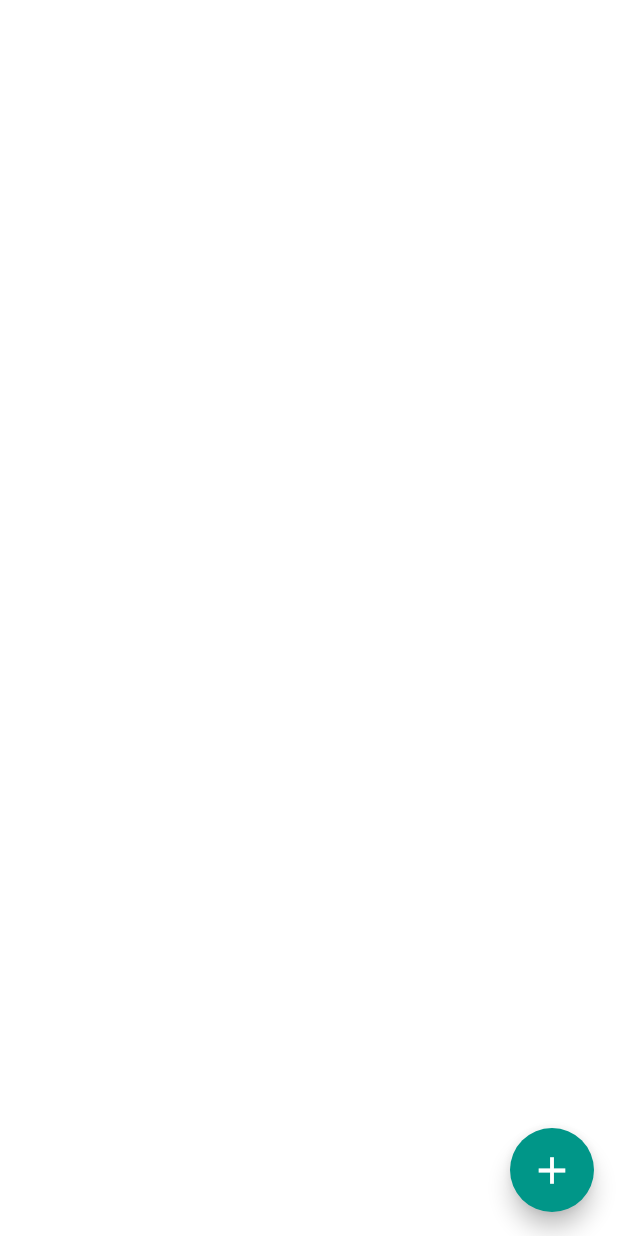
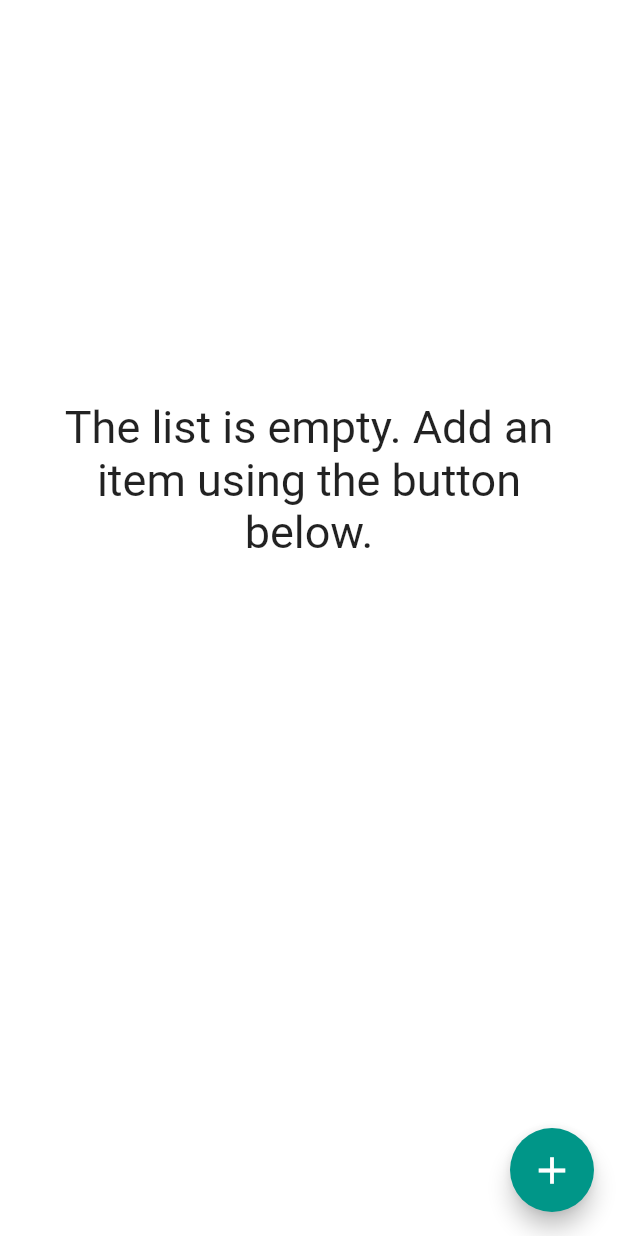
Before and after one commit to AsthaGarg16/CZ3002-FIT, a Flutter app: the GroceryList screen opened directly, on a phone screen of 412 x 824 dp. Run offline on Flutter 3.47's test engine with Material 2 defaults, Android fonts, the phone set to English and light mode, and no system bars; our stand-ins replace cloud_firestore, firebase_auth, firebase_core, flutter_speed_dial; accounts and stored records are empty; Roboto replaces fonts that are missing (mw).

Commit message:
update sing up button redirect and shoplist card

```diff
--- a/fit/lib/UI/GroceryList.dart
+++ b/fit/lib/UI/GroceryList.dart
@@ -361,6 +361,7 @@ class _ShopListState extends State<GroceryList> {
                               child: Column(
                                   children: <Widget>[
                                     if(shopList.length>0)
+
                                       ListView.builder(
                                         controller: ScrollController(),
                                         shrinkWrap: true,
@@ -457,6 +458,19 @@ class _ShopListState extends State<GroceryList> {
                                           );
 
                                         }),
+                                    if(shopList.length<=0 && shopListChecked.length<=0 )
+                                      Container(
+                                        height:600,
+                                        padding:const EdgeInsets.all(10.0),
+                                        margin:const EdgeInsets.all(20.0),
+                                        alignment: Alignment.center ,
+                                        child: const Text("The list is empty. Add an item using the button below.", style: TextStyle(
+                                            fontSize: 30.0,
+                                            fontWeight: FontWeight.normal,
+                                            color: Colors.black87),
+                                          textAlign: TextAlign.center,),
+                                      ),
+
                                     if(shopListChecked.length>0)
                                     ListView.builder(
                                         controller: ScrollController(),
--- a/fit/lib/UI/SignUp.dart
+++ b/fit/lib/UI/SignUp.dart
@@ -6,6 +6,7 @@ import 'dart:developer' as developer;
 
 import '../Controller/services/UserController.dart';
 import './Login.dart';
+import 'HomePage.dart';
 
 String globalEmail = "";
 String globalName = "";
@@ -295,6 +296,8 @@ class _PreferencePageState extends State<PreferencePage> {
                             _vegetarian,
                             _vegan);
                         UserController.instantiateCollecOnSignup(globalEmail);
+                        Navigator.of(context).push(MaterialPageRoute(
+                            builder: (BuildContext context) => HomePage()));
                       },
                       color: Colors.redAccent,
                       shape: RoundedRectangleBorder(
```
Also changed, not shown: fit/lib/UI/ShopListCard.dart (+6 -3 lines).
